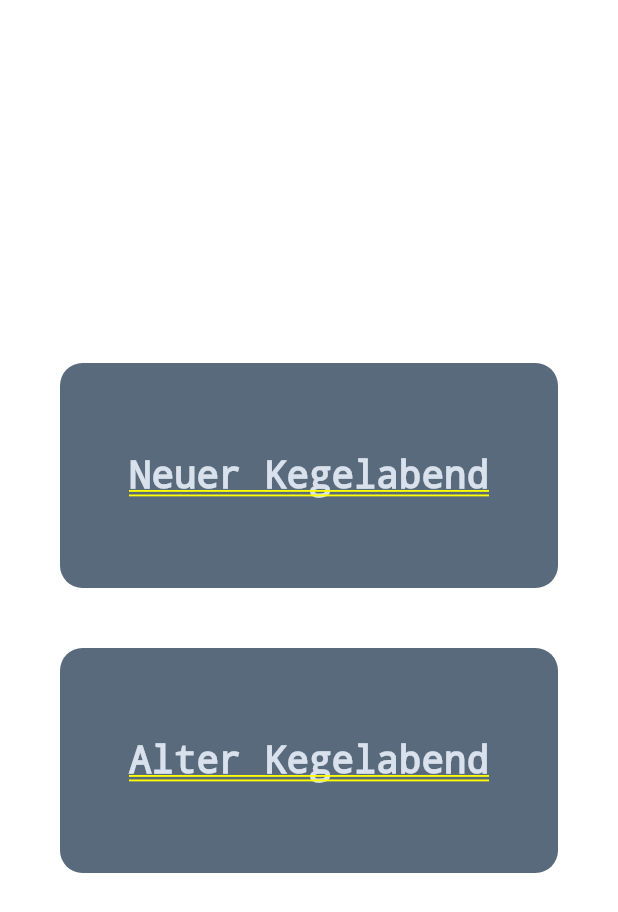
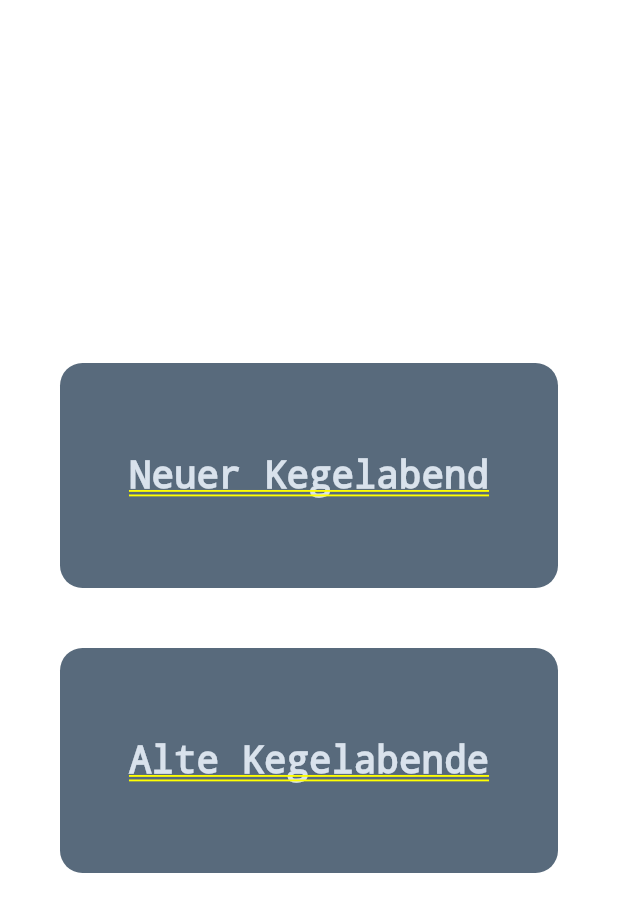
Before and after one commit to schikkinikki/KegelApp, a Flutter app: the SessionScreen screen opened by its route, on a phone screen of 412 x 824 dp. Shown: the top 912 px of the screen. Run offline on Flutter 3.47's test engine with Material 2 defaults, Android fonts, the phone set to English and light mode, and no system bars; our stand-ins replace sqflite; missing offline and left inert: flutter_mailer, syncfusion_flutter_xlsio; accounts and stored records are empty.

Commit message:
add strings class to save messages in one place

```diff
--- /dev/null
+++ b/KegelApp/lib/kegelapp_res/kegel_strings.dart
@@ -0,0 +1,22 @@
+class KegelStrings {
+  //Strings for the my_club_screen
+  String myclubscreen_add_member = "Kegelbruder hinzufügen";
+  String myclubscreen_add_name = "Namen eingeben:";
+  String myclubscreen_stop = "Abbrechen";
+  String myclubscreen_add = "Hinzufügen";
+  String myclubscreen_no_player = "Bitte Kegelbruder hinzufügen";
+
+  //Strings for session_screen
+  String sessionscreen_new_session = "Neuer Kegelabend";
+  String sessionscreen_old_sessions = "Alte Kegelabende";
+
+  //Strings for new_session_screen
+  String newsessionscreen_save_exit = "Speichern und beenden";
+  String newsessionscreen_dialog_save =
+      "Möchtest du wirklich den laufenden Abend speichern und beenden? Alle Einträge werden dabei auf null zurückgesetzt!";
+  String newsessionscreen_reset = "Kegelabend zurücksetzen?";
+  String newsessionscreen_dialog_reset =
+      "Möchtest du wirklich den laufenden Abend zurücksetzen?";
+  String newsessionscreen_popupmenu_save = "Kegelabend beenden";
+  String newsessionscreen_popupmenu_reset = "Kegelabend zurücksetzen";
+}
--- a/KegelApp/lib/screens/sessions_screen.dart
+++ b/KegelApp/lib/screens/sessions_screen.dart
@@ -1,3 +1,4 @@
+import 'package:KegelApp/kegelapp_res/kegel_strings.dart';
 import 'package:KegelApp/screens/new_session_screen.dart';
 import 'package:KegelApp/screens/old_session_screen_v2.dart';
 import 'package:flutter/material.dart';
@@ -10,6 +11,8 @@ class SessionScreen extends StatefulWidget {
 }
 
 class _SessionScreenState extends State<SessionScreen> {
+  KegelStrings strings = new KegelStrings();
+
   //zum nächsten SessionScreen wechseln
   void switchScreen(var routeName) {
     var screenRoute = routeName;
@@ -47,7 +50,7 @@ class _SessionScreenState extends State<SessionScreen> {
               padding: EdgeInsets.all(20),
               child: Center(
                 child: Text(
-                  "Neuer Kegelabend",
+                  strings.sessionscreen_new_session,
                   style: TextStyle(
                       fontSize: 25, color: Color.fromRGBO(217, 226, 236, 1)),
                 ),
@@ -66,7 +69,7 @@ class _SessionScreenState extends State<SessionScreen> {
               padding: EdgeInsets.all(20),
               child: Center(
                 child: Text(
-                  "Alter Kegelabend",
+                  strings.sessionscreen_old_sessions,
                   style: TextStyle(
                       fontSize: 25, color: Color.fromRGBO(217, 226, 236, 1)),
                 ),
```
Also changed, not shown: KegelApp/lib/screens/my_club_screen.dart (+9 -6 lines), KegelApp/lib/screens/new_session_screen.dart (+8 -8 lines), KegelApp/lib/widgets/DropDownMenu.dart (deleted, +0 -60 lines).
